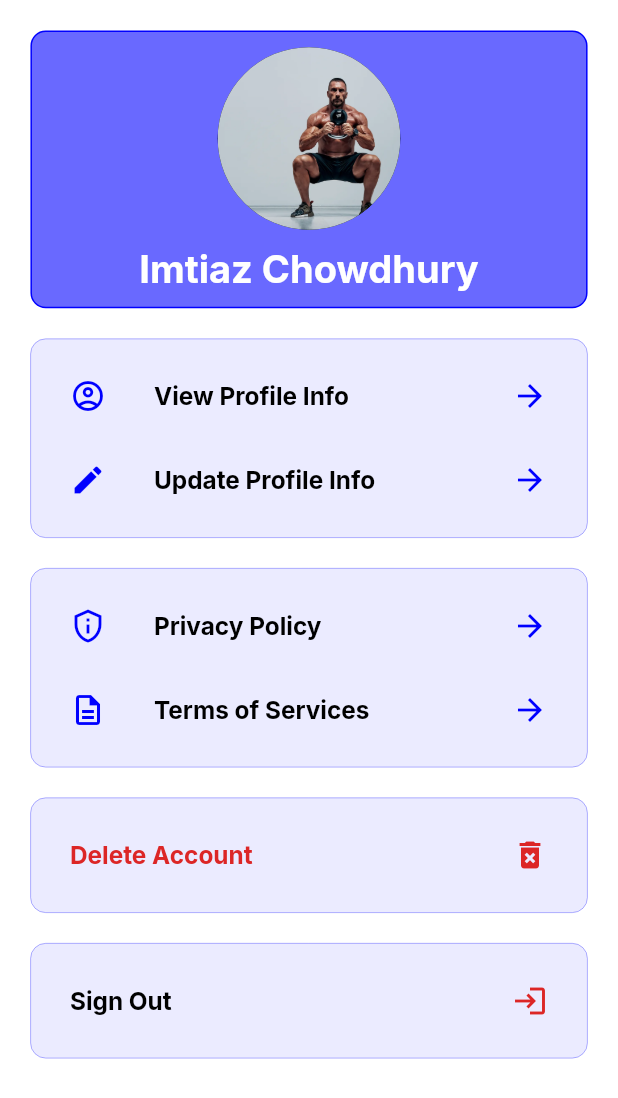
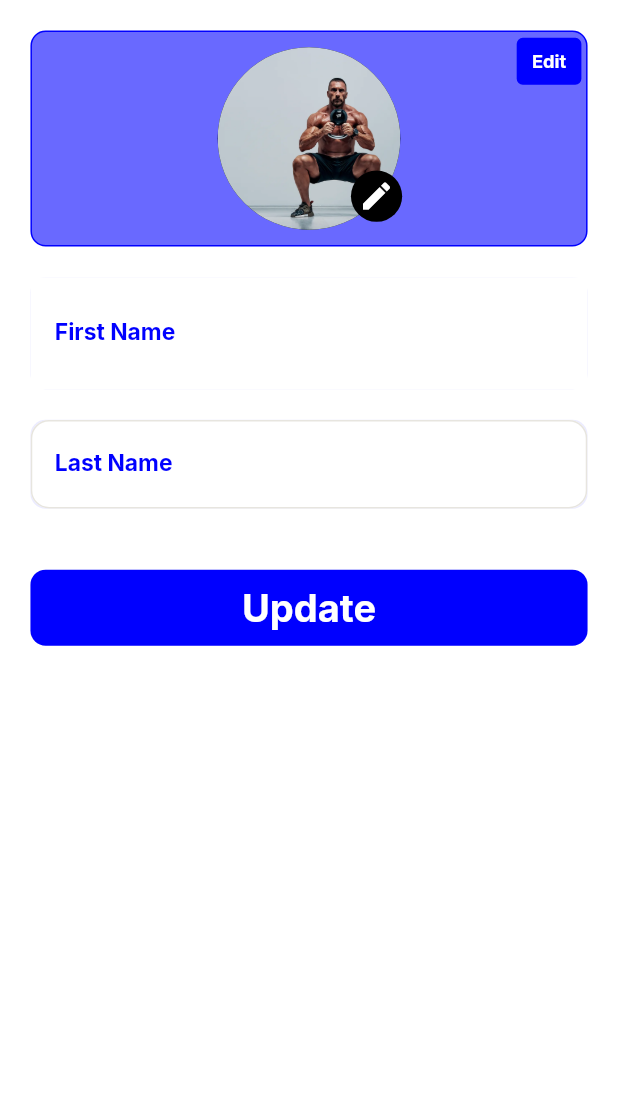
Before and after one commit to ImtiazChowdhuryWork/FitSnap_AI, a Flutter app: the ProfileScreen screen opened by its route, after a tap on "Update Profile Info", on a phone screen of 412 x 824 dp. Shown: the top 1098 px of the screen. Run offline on Flutter 3.47's test engine with Material 3 defaults, Android fonts, the phone set to English and light mode, and no system bars; drawn by our look-alikes of auto_animated; our stand-ins replace custom_navigation_bar, dio, flutter_screenutil, flutter_svg, get, get_it and 5 more; missing offline and left inert: dotlottie_loader; accounts and stored records are empty.

Commit message:
update profile screen added

```diff
--- a/lib/common_widgets/custom_text_form_field.dart
+++ b/lib/common_widgets/custom_text_form_field.dart
@@ -108,6 +108,7 @@ final class CustomFormField extends StatelessWidget {
           hintText: hintText,
           hintStyle: hintTextStyle ?? TextFontStyle.textStyle14cB0BABFRoboto400,
           labelText: labelText,
+          labelStyle: labelStyle,
           errorStyle: TextStyle(
             fontSize: 10.sp,
             fontWeight: FontWeight.w400,
--- a/lib/features/ai_cam/ai_cam_screen.dart
+++ b/lib/features/ai_cam/ai_cam_screen.dart
@@ -8,14 +8,14 @@ import 'package:flutter/material.dart';
 import 'package:flutter_screenutil/flutter_screenutil.dart';
 import 'package:provider/provider.dart';
 
-import '../../provider/impage_picker_provider.dart';
+import '../../provider/ai_cam_impage_picker_provider.dart';
 
 class AiCamScreen extends StatelessWidget {
   const AiCamScreen({super.key});
 
   @override
   Widget build(BuildContext context) {
-    return Consumer<ImagePickerProvider>(
+    return Consumer<AiCamImagePickerProvider>(
         builder: (context, imagePickerController, child) {
       return Scaffold(
         body: SafeArea(
--- a/lib/features/ai_cam/widgets/ai_cam_option_button.dart
+++ b/lib/features/ai_cam/widgets/ai_cam_option_button.dart
@@ -23,7 +23,7 @@ class AiCamOptionButton extends StatelessWidget {
       onTap: onTap,
       child: Column(
         children: [
-          ///Image : Take New Photo Container
+          ///Image : Opton Image
           Container(
             padding: EdgeInsets.all(20.sp),
             alignment: Alignment.center,
@@ -41,7 +41,7 @@ class AiCamOptionButton extends StatelessWidget {
           ),
           UIHelper.verticalSpace(10.h),
 
-          ///Text : Take New Photo Container
+          ///Text : Option Title
           Text(
             title,
             style: TextFontStyle.headline25BoldcFFFFFFStyleInter.copyWith(
--- a/lib/features/profile/profile_screen.dart
+++ b/lib/features/profile/profile_screen.dart
@@ -52,7 +52,10 @@ class ProfileScreen extends StatelessWidget {
 
                     ///View & Update profile details
                     CustomListTile(
-                      onTap: () {},
+                      onTap: () {
+                        NavigationService.navigateTo(
+                            Routes.updateProfileScreen);
+                      },
                       title: "Update Profile Info",
                       leadingIcon: Icons.edit,
                       trailingIcon: Icons.arrow_forward,
--- /dev/null
+++ b/lib/features/profile/update_profile_info_screen.dart
@@ -0,0 +1,148 @@
+import 'package:fitsnap_ai/common_widgets/custom_container.dart';
+import 'package:fitsnap_ai/common_widgets/custom_elevated_button.dart';
+import 'package:fitsnap_ai/common_widgets/custom_text_form_field.dart';
+import 'package:fitsnap_ai/constants/text_font_style.dart';
+import 'package:fitsnap_ai/helpers/ui_helpers.dart';
+import 'package:fitsnap_ai/provider/update_profile_info_provider.dart';
+import 'package:flutter/material.dart';
+import 'package:flutter_screenutil/flutter_screenutil.dart';
+import 'package:provider/provider.dart';
+
+import '../../gen/assets.gen.dart';
+import '../../gen/colors.gen.dart';
+
+class UpdateProfileInfoScreen extends StatelessWidget {
+  const UpdateProfileInfoScreen({super.key});
+
+  @override
+  Widget build(BuildContext context) {
+    return Scaffold(
+      body: SafeArea(
+        child: Consumer<UpdateProfileInfoProvider>(
+            builder: (context, controller, child) {
+          return SingleChildScrollView(
+            child: Padding(
+              padding: EdgeInsets.all(UIHelper.kDefaulutPadding()),
+              child: Column(
+                children: [
+                  /// User Image
+                  Stack(
+                    children: [
+                      Container(
+                        width: 1.sw,
+                        padding: EdgeInsets.all(10.sp),
+                        alignment: Alignment.center,
+                        decoration: BoxDecoration(
+                          color: AppColors.c0000ff.withAlpha(150),
+                          border: Border.all(
+                            color: AppColors.c0000ff,
+                          ),
+                          borderRadius: BorderRadius.circular(10.r),
+                        ),
+                        child: CircleAvatar(
+                          radius: 60.sp,
+                          backgroundImage: AssetImage(
+                            Assets.images.addPaymentMethodScreenImage.path,
+                          ),
+                        ),
+                      ),
+
+                      ///Edit Icon : Pen
+                      Positioned(
+                        right: 0.3.sw,
+                        bottom: 0.020.sh,
+                        child: InkWell(
+                          onTap: () {},
+                          child: Container(
+                            padding: EdgeInsets.all(5.sp),
+                            decoration: BoxDecoration(
+                              color: AppColors.c000000,
+                              shape: BoxShape.circle,
+                            ),
+                            child: Icon(
+                              Icons.edit,
+                              color: AppColors.cFFFFFF,
+                            ),
+                          ),
+                        ),
+                      ),
+
+                      ///Button : Edit
+                      Positioned(
+                        right: 0.010.sw,
+                        top: 0.0060.sh,
+                        child: InkWell(
+                          onTap: () {},
+                          child: Container(
+                            padding: EdgeInsets.symmetric(
+                              horizontal: 10.sp,
+                              vertical: 8.sp,
+                            ),
+                            decoration: BoxDecoration(
+                              color: AppColors.c0000ff,
+                              borderRadius: BorderRadius.circular(4.r),
+                            ),
+                            child: Text(
+                              "Edit",
+                              style: TextFontStyle
+                                  .headline25BoldcFFFFFFStyleInter
+                                  .copyWith(
+                                color: AppColors.cFFFFFF,
+                                fontSize: 12.sp,
+                              ),
+                            ),
+                          ),
+                        ),
+                      ),
+                    ],
+                  ),
+                  UIHelper.verticalSpace(20.h),
+
+                  ///Textformfield : First Name
+                  CustomContainer(
+                    padding: EdgeInsets.zero,
+                    borderColor: Colors.transparent,
+                    child: CustomFormField(
+                      isEnabled: false,
+                      controller: controller.firstNameController,
+                      labelText: "First Name",
+                      labelStyle: TextFontStyle.headline25BoldcFFFFFFStyleInter
+                          .copyWith(
+                        color: AppColors.c0000ff,
+                        fontSize: 15.sp,
+                      ),
+                      hintText: "First name",
+                    ),
+                  ),
+                  UIHelper.verticalSpace(20.h),
+
+                  ///Textformfield : Last Name
+                  CustomContainer(
+                    padding: EdgeInsets.zero,
+                    borderColor: Colors.transparent,
+                    child: CustomFormField(
+                      controller: controller.lastNameController,
+                      labelText: "Last Name",
+                      labelStyle: TextFontStyle.headline25BoldcFFFFFFStyleInter
+                          .copyWith(
+                        color: AppColors.c0000ff,
+                        fontSize: 15.sp,
+                      ),
+                      hintText: "Last name",
+                    ),
+                  ),
+                  UIHelper.verticalSpace(40.h),
+
+                  CustomElevatedButton(
+                    onTap: () {},
+                    buttonTitle: "Update",
+                  )
+                ],
+              ),
+            ),
+          );
+        }),
+      ),
+    );
+  }
+}
--- a/lib/features/profile/view_profile_info_screen.dart
+++ b/lib/features/profile/view_profile_info_screen.dart
@@ -1,6 +1,5 @@
 import 'package:fitsnap_ai/common_widgets/custom_container.dart';
 import 'package:fitsnap_ai/common_widgets/custom_list_tile.dart';
-import 'package:fitsnap_ai/constants/text_font_style.dart';
 import 'package:fitsnap_ai/gen/colors.gen.dart';
 import 'package:fitsnap_ai/helpers/ui_helpers.dart';
 import 'package:flutter/material.dart';
@@ -66,7 +65,7 @@ class ViewProfileInfoScreen extends StatelessWidget {
                       /// User Gender
                       CustomListTile(
                         isLeadingUsed: true,
-                        leadingIcon: Icons.male, // 👈 changed
+                        leadingIcon: Icons.male,
                         title: "Gender : Male",
                       ),
                     ],
@@ -78,7 +77,7 @@ class ViewProfileInfoScreen extends StatelessWidget {
                 CustomContainer(
                   child: CustomListTile(
                     isLeadingUsed: true,
-                    leadingIcon: Icons.verified_user, // 👈 changed
+                    leadingIcon: Icons.verified_user,
                     title: "Account Type : 7 Days Trial",
                   ),
                 ),
--- a/lib/helpers/all_routes.dart
+++ b/lib/helpers/all_routes.dart
@@ -6,6 +6,7 @@ import 'package:fitsnap_ai/features/create_customize_plan/create_customize_plan_
 import 'package:fitsnap_ai/features/first_day/first_day_screen.dart';
 import 'package:fitsnap_ai/features/my_plan/my_plan_screen.dart';
 import 'package:fitsnap_ai/features/profile/profile_screen.dart';
+import 'package:fitsnap_ai/features/profile/update_profile_info_screen.dart';
 import 'package:fitsnap_ai/features/profile/view_profile_info_screen.dart';
 import 'package:fitsnap_ai/features/sign_in/sign_in_screen.dart';
 import 'package:fitsnap_ai/features/registration_successful/registration_successful_screen.dart';
@@ -44,6 +45,7 @@ final class Routes {
   static const String firstDayScreen = '/firstDayScreen';
   static const String myPlanScreen = '/myPlanScreen';
   static const String profileScreen = '/profileScreen';
+  static const String updateProfileScreen = '/updateProfileScreen';
   static const String viewProfileInfoScreen = '/viewProfileInfoScreen';
   static const String subscriptionAndBillingScreen =
       '/subscriptionAndBillingScreen';
@@ -265,6 +267,17 @@ final class RouteGenerator {
                 builder: (context) => ViewProfileInfoScreen(),
               );
 
+      ///updateProfileScreen
+      case Routes.updateProfileScreen:
+        return Platform.isAndroid
+            ? _FadedTransitionRoute(
+                widget: UpdateProfileInfoScreen(),
+                settings: settings,
+              )
+            : CupertinoPageRoute(
+                builder: (context) => UpdateProfileInfoScreen(),
+              );
+
       default:
         return null;
     }
--- a/lib/helpers/register_provider.dart
+++ b/lib/helpers/register_provider.dart
@@ -1,14 +1,17 @@
 import 'package:provider/provider.dart';
 
 import '../provider/custom_radius_button_controller.dart';
-import '../provider/impage_picker_provider.dart';
+import '../provider/ai_cam_impage_picker_provider.dart';
 import '../provider/navigation_provider.dart';
+import '../provider/update_profile_info_provider.dart';
 
 var providers = [
   ChangeNotifierProvider<NavigationProvider>(
       create: ((context) => NavigationProvider())),
   ChangeNotifierProvider<CustomRadiusButtonController>(
       create: ((context) => CustomRadiusButtonController())),
-  ChangeNotifierProvider<ImagePickerProvider>(
-      create: ((context) => ImagePickerProvider())),
+  ChangeNotifierProvider<AiCamImagePickerProvider>(
+      create: ((context) => AiCamImagePickerProvider())),
+  ChangeNotifierProvider<UpdateProfileInfoProvider>(
+      create: ((context) => UpdateProfileInfoProvider())),
 ];
--- /dev/null
+++ b/lib/provider/ai_cam_impage_picker_provider.dart
@@ -0,0 +1,31 @@
+import 'package:flutter/material.dart';
+import 'dart:io';
+import 'package:image_picker/image_picker.dart';
+
+class AiCamImagePickerProvider extends ChangeNotifier {
+  File? _selectedImage;
+  File? get selectedImage => _selectedImage;
+
+  final ImagePicker _picker = ImagePicker();
+
+  Future<void> pickImageFromGallery() async {
+    final pickedFile = await _picker.pickImage(source: ImageSource.gallery);
+    if (pickedFile != null) {
+      _selectedImage = File(pickedFile.path);
+      notifyListeners();
+    }
+  }
+
+  Future<void> pickImageFromCamera() async {
+    final pickedFile = await _picker.pickImage(source: ImageSource.camera);
+    if (pickedFile != null) {
+      _selectedImage = File(pickedFile.path);
+      notifyListeners();
+    }
+  }
+
+  void removeImage() {
+    _selectedImage = null;
+    notifyListeners();
+  }
+}
--- a/lib/provider/impage_picker_provider.dart
+++ b/lib/provider/update_profile_info_provider.dart
@@ -2,7 +2,9 @@ import 'package:flutter/material.dart';
 import 'dart:io';
 import 'package:image_picker/image_picker.dart';
 
-class ImagePickerProvider extends ChangeNotifier {
+class UpdateProfileInfoProvider extends ChangeNotifier {
+  ///Profile Image Picker Start
+  ///
   File? _selectedImage;
   File? get selectedImage => _selectedImage;
 
@@ -28,4 +30,9 @@ class ImagePickerProvider extends ChangeNotifier {
     _selectedImage = null;
     notifyListeners();
   }
+
+  ///Profile Image Picker End
+  ///
+  TextEditingController firstNameController = TextEditingController();
+  TextEditingController lastNameController = TextEditingController();
 }
```
Also changed, not shown: lib/features/profile/widgets/profile_image_picker.dart (added).
